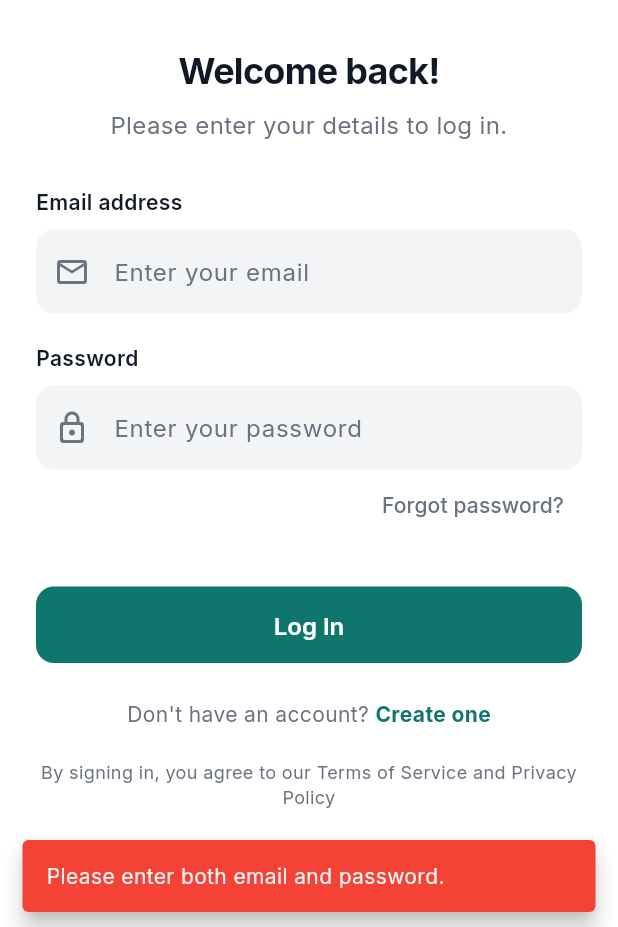
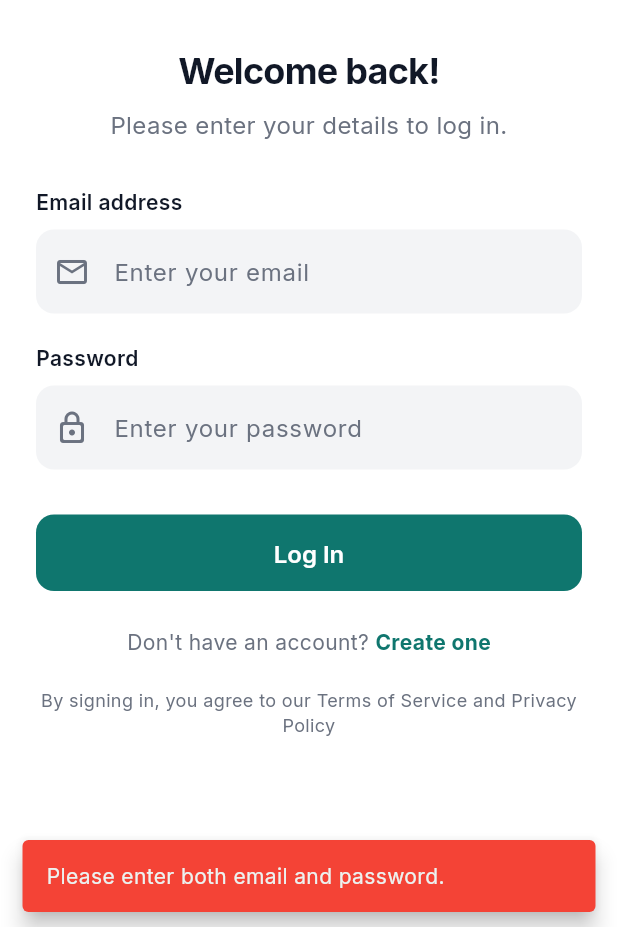
Before and after one commit to JoannaKlis/Roomiez, a Flutter app: the LoginScreen screen opened directly, after a tap on "Log In", on a phone screen of 412 x 824 dp, the part 309-1236 px from its top. Run offline on Flutter 3.47's test engine with Material 3 defaults, Android fonts, the phone set to English and light mode, and no system bars; our stand-ins replace cloud_firestore, firebase_auth, firebase_core, firebase_storage, image_picker; accounts and stored records are empty.

Commit message:
log in on enter, forgot pass deleted, more comments

```diff
--- a/lib/screens/login_screen.dart
+++ b/lib/screens/login_screen.dart
@@ -17,6 +17,7 @@ class LoginScreen extends StatefulWidget {
 
 // kontrolery do zarządzania wprowadzonymi danymi
 class _LoginScreenState extends State<LoginScreen> {
+  bool _isLoggingIn = false;
   final TextEditingController _emailController = TextEditingController();
   final TextEditingController _passwordController = TextEditingController();
   final AuthService _authService = AuthService();
@@ -27,9 +28,12 @@ class _LoginScreenState extends State<LoginScreen> {
   // hasło: adminadmin
   // funkcja do obsługi logowania
   void _handleLogin() async {
+  if (_isLoggingIn) return;
+  setState(() => _isLoggingIn = true);
     if (_emailController.text.isEmpty || _passwordController.text.isEmpty) {
       AuthService.showErrorSnackBar(
           context, 'Please enter both email and password.');
+      setState(() => _isLoggingIn = false);
       return;
     }
 
@@ -39,6 +43,12 @@ class _LoginScreenState extends State<LoginScreen> {
       _passwordController.text,
     );
 
+  if (errorMessage != null) {
+    AuthService.showErrorSnackBar(context, errorMessage);
+    setState(() => _isLoggingIn = false);
+    return;
+  }
+
     if (errorMessage == null) {
       // uwierzytelnienie sukces -> pobieranie roli i  grupy z Firestore
       try {
@@ -47,7 +57,10 @@ class _LoginScreenState extends State<LoginScreen> {
         final userProfile = await _firestoreService
             .getCurrentUserProfile(); // Pobiera resztę danych (groupId)
 
-        if (!mounted) return;
+        if (!mounted) {
+          setState(() => _isLoggingIn = false);
+          return;
+        }
 
         // przekierowanie na podstawie roli usera
         if (userRole == UserRole.administrator) {
@@ -61,6 +74,7 @@ class _LoginScreenState extends State<LoginScreen> {
           );
 
           // przekierowanie admina
+          setState(() => _isLoggingIn = false);
           Navigator.pushReplacement(
             context,
             MaterialPageRoute(
@@ -82,6 +96,7 @@ class _LoginScreenState extends State<LoginScreen> {
             duration: Duration(milliseconds: 1500),
           ),
         );
+        setState(() => _isLoggingIn = false);
         Navigator.pushReplacement(
           context,
           MaterialPageRoute(builder: (context) => groupId != "default_group"
@@ -93,9 +108,11 @@ class _LoginScreenState extends State<LoginScreen> {
         if (mounted) {
           AuthService.showErrorSnackBar(
               context, 'Login successful, but failed to load user data: $e');
+              setState(() => _isLoggingIn = false);
         }
       }
     } else {
+      setState(() => _isLoggingIn = false);
       if (mounted) {
         AuthService.showErrorSnackBar(context, errorMessage);
       }
@@ -215,6 +232,8 @@ class _LoginScreenState extends State<LoginScreen> {
                     TextField(
                       controller: _passwordController,
                       obscureText: true,
+                      textInputAction: TextInputAction.done,
+                      onSubmitted: (_) => _handleLogin(),
                       decoration: const InputDecoration(
                         hintText: 'Enter your password',
                         prefixIcon: Icon(Icons.lock_outline_rounded,
@@ -223,25 +242,37 @@ class _LoginScreenState extends State<LoginScreen> {
                     ),
 
                     // Link "Forgot Password"
-                    Align(
-                      alignment: Alignment.centerRight,
-                      child: TextButton(
-                        onPressed: () {},
-                        style: TextButton.styleFrom(
-                          foregroundColor: lightTextColor,
-                        ),
-                        child: const Text('Forgot password?'),
-                      ),
-                    ),
+                    // Align(
+                    //   alignment: Alignment.centerRight,
+                    //   child: TextButton(
+                    //     onPressed: () {},
+                    //     style: TextButton.styleFrom(
+                    //       foregroundColor: lightTextColor,
+                    //     ),
+                    //     child: const Text('Forgot password?'),
+                    //   ),
+                    // ),
 
                     const SizedBox(height: 30),
 
                     // --- PRZYCISK LOGOWANIA ---
                     SizedBox(
-                      width: double.infinity,
-                      child: ElevatedButton(
-                        onPressed: _handleLogin,
-                        child: const Text('Log In'),
+                          width: double.infinity,
+                          child: ElevatedButton(
+                          onPressed: _handleLogin, // blokada kliknięcia
+                          style: ElevatedButton.styleFrom(
+                            backgroundColor: primaryColor, // zawsze kolor tła
+                          ),
+                          child: _isLoggingIn
+                            ? const SizedBox(
+                              height: 20,
+                              width: 20,
+                              child: CircularProgressIndicator(
+                              color: Colors.white, // kolor spinnera biały
+                              strokeWidth: 2,
+                            ),
+                          )
+                        : const Text('Log In'),
                       ),
                     ),
 
```
Also changed, not shown: lib/services/firestore_service.dart (+20 -14 lines), lib/widgets/menu_bar.dart (+10 -9 lines).
